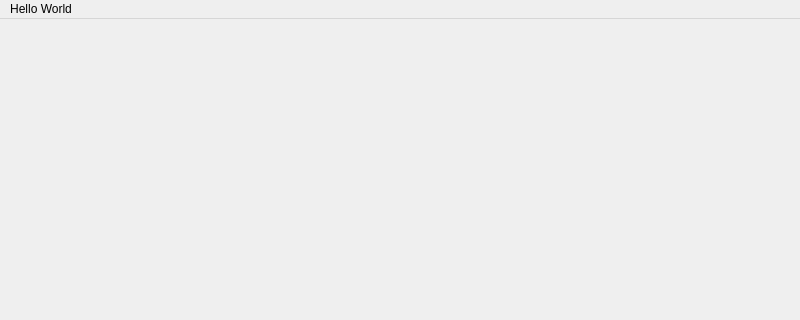
First picture: the form in mainwindow.ui, repository Freddyh11/ElectroStar, before the edit; both pictures show x 0 to 800 and y 0 to 320 of the 800 by 600 pixel window.
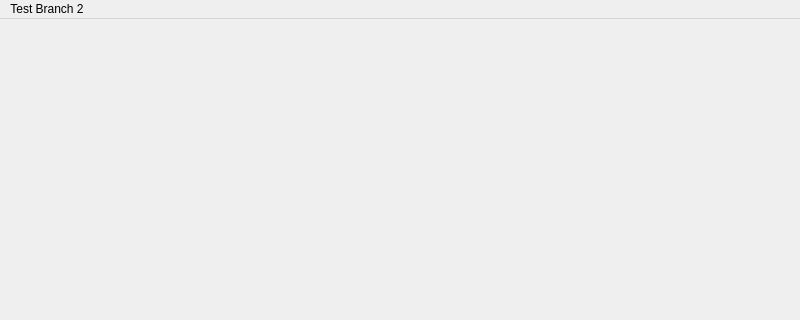
Second picture: the form after the edit.

Diff of the .ui file:
```diff
--- a/mainwindow.ui
+++ b/mainwindow.ui
@@ -20,12 +20,12 @@
      <x>0</x>
      <y>0</y>
      <width>800</width>
-     <height>21</height>
+     <height>26</height>
     </rect>
    </property>
    <widget class="QMenu" name="menuHello_World">
     <property name="title">
-     <string>Hello World</string>
+     <string>Test Branch 2</string>
     </property>
    </widget>
    <addaction name="menuHello_World"/>
```
